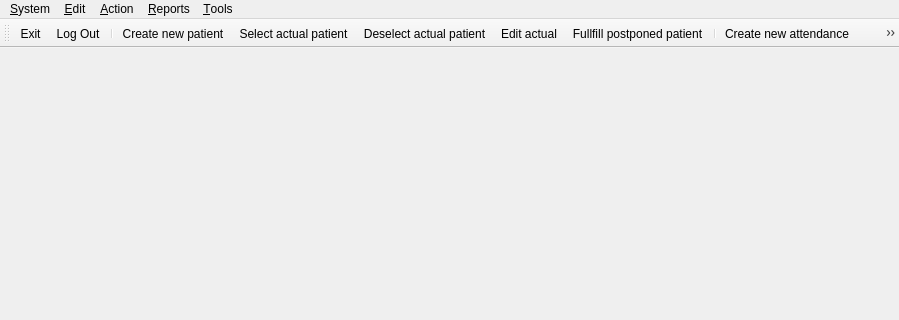
The window that client/wndmain.ui (tbikfalvi/Belenus) describes before a commit, drawn with Qt 5; both pictures show x 0 to 899 and y 0 to 320 of the 899 by 579 pixel window.
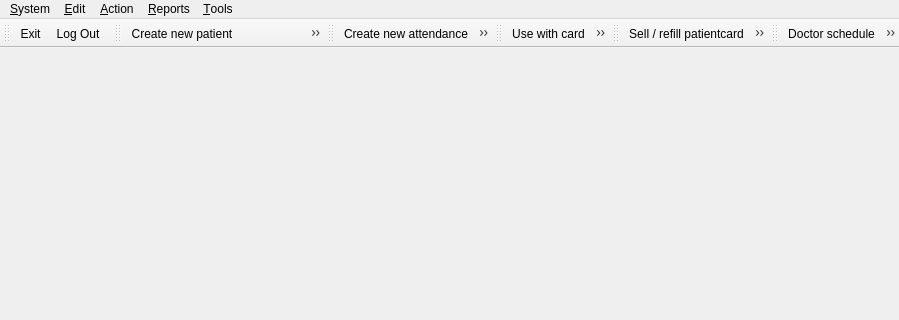
The same window after the commit.

Patch:
```diff
--- a/client/wndmain.ui
+++ b/client/wndmain.ui
@@ -173,39 +173,112 @@
     <enum>TopToolBarArea</enum>
    </attribute>
    <attribute name="toolBarBreak">
-    <bool>false</bool>
+    <bool>true</bool>
    </attribute>
    <addaction name="action_Exit"/>
    <addaction name="action_LogOut"/>
-   <addaction name="separator"/>
+  </widget>
+  <widget class="QToolBar" name="toolBarPatient">
+   <property name="windowTitle">
+    <string>toolBar_2</string>
+   </property>
+   <property name="iconSize">
+    <size>
+     <width>40</width>
+     <height>40</height>
+    </size>
+   </property>
+   <attribute name="toolBarArea">
+    <enum>TopToolBarArea</enum>
+   </attribute>
+   <attribute name="toolBarBreak">
+    <bool>false</bool>
+   </attribute>
    <addaction name="action_PatientNew"/>
    <addaction name="action_PatientSelect"/>
    <addaction name="action_PatientEmpty"/>
    <addaction name="action_EditActualPatient"/>
    <addaction name="action_PostponedPatient"/>
-   <addaction name="separator"/>
+  </widget>
+  <widget class="QToolBar" name="toolBarAttendance">
+   <property name="windowTitle">
+    <string>toolBar</string>
+   </property>
+   <property name="iconSize">
+    <size>
+     <width>40</width>
+     <height>40</height>
+    </size>
+   </property>
+   <attribute name="toolBarArea">
+    <enum>TopToolBarArea</enum>
+   </attribute>
+   <attribute name="toolBarBreak">
+    <bool>false</bool>
+   </attribute>
    <addaction name="action_AttendanceNew"/>
    <addaction name="action_SelectActualAttendance"/>
    <addaction name="action_DeselectActualAttendance"/>
    <addaction name="action_EditActualAttendance"/>
    <addaction name="action_PostponedAttendance"/>
-   <addaction name="separator"/>
+  </widget>
+  <widget class="QToolBar" name="toolBarDeviceUse">
+   <property name="windowTitle">
+    <string>toolBar</string>
+   </property>
+   <property name="iconSize">
+    <size>
+     <width>40</width>
+     <height>40</height>
+    </size>
+   </property>
+   <attribute name="toolBarArea">
+    <enum>TopToolBarArea</enum>
+   </attribute>
+   <attribute name="toolBarBreak">
+    <bool>false</bool>
+   </attribute>
    <addaction name="action_UseWithCard"/>
    <addaction name="action_UseByTime"/>
    <addaction name="separator"/>
    <addaction name="action_DeviceStart"/>
    <addaction name="action_DeviceSkipStatus"/>
    <addaction name="action_DeviceReset"/>
-   <addaction name="separator"/>
    <addaction name="action_DeviceSettings"/>
-   <addaction name="separator"/>
+  </widget>
+  <widget class="QToolBar" name="toolBarCassa">
+   <property name="windowTitle">
+    <string>toolBar</string>
+   </property>
+   <property name="iconSize">
+    <size>
+     <width>40</width>
+     <height>40</height>
+    </size>
+   </property>
+   <attribute name="toolBarArea">
+    <enum>TopToolBarArea</enum>
+   </attribute>
+   <attribute name="toolBarBreak">
+    <bool>false</bool>
+   </attribute>
    <addaction name="action_PatientCardSell"/>
-   <addaction name="action_DoctorSchedule"/>
-   <addaction name="action_DeviceSchedule"/>
-   <addaction name="separator"/>
    <addaction name="action_PayCash"/>
    <addaction name="action_Cassa"/>
   </widget>
+  <widget class="QToolBar" name="toolBarSchedule">
+   <property name="windowTitle">
+    <string>toolBar</string>
+   </property>
+   <attribute name="toolBarArea">
+    <enum>TopToolBarArea</enum>
+   </attribute>
+   <attribute name="toolBarBreak">
+    <bool>false</bool>
+   </attribute>
+   <addaction name="action_DoctorSchedule"/>
+   <addaction name="action_DeviceSchedule"/>
+  </widget>
   <action name="action_Exit">
    <property name="text">
     <string>E&amp;xit</string>
```
Left out of the diff: 4 changed lines with no effect on the pictures.
